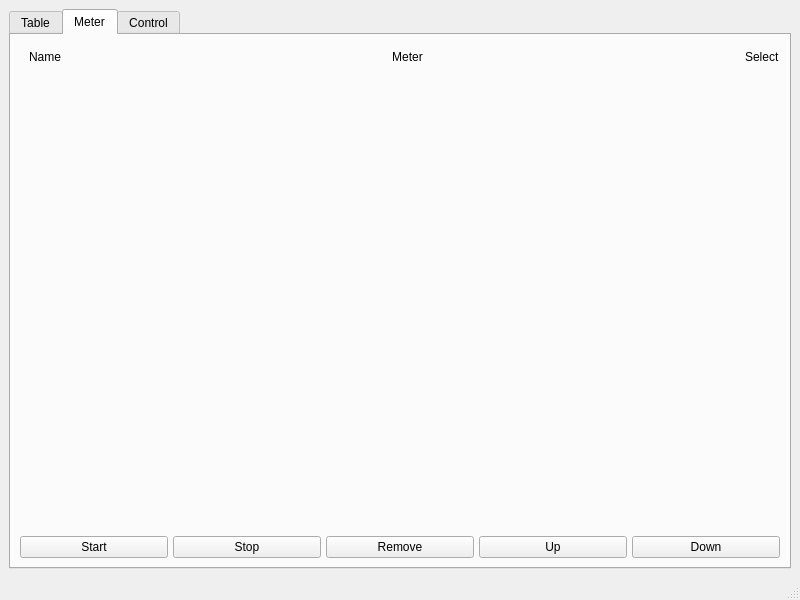
Above: Qt/PV_View/mainwindow.ui from Rolloke/GUI-Apps before the change. Below: the same form after it.
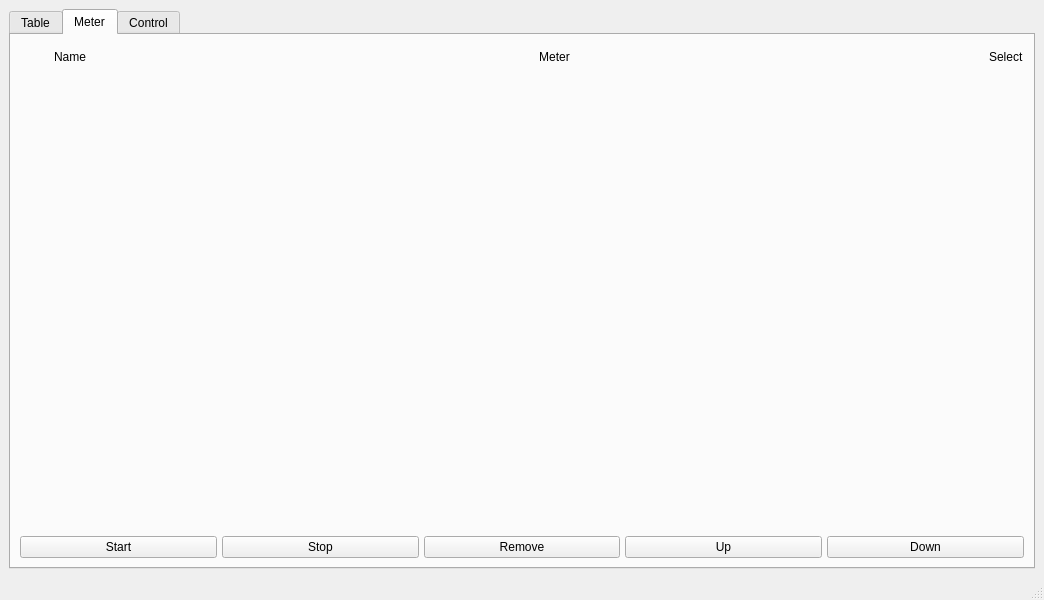
That is the form after the change. The open tabs and pages were chosen to show the change. Icons and pictures are not drawn.

Commit message: read and write values checkboxes on same height

Diff of the .ui file:
```diff
--- a/Qt/PV_View/mainwindow.ui
+++ b/Qt/PV_View/mainwindow.ui
@@ -6,7 +6,7 @@
    <rect>
     <x>0</x>
     <y>0</y>
-    <width>800</width>
+    <width>1044</width>
     <height>600</height>
    </rect>
   </property>
@@ -354,23 +354,35 @@
             <item>
              <layout class="QVBoxLayout" name="labelNames">
               <property name="spacing">
-               <number>5</number>
+               <number>0</number>
               </property>
               <property name="sizeConstraint">
-               <enum>QLayout::SetFixedSize</enum>
+               <enum>QLayout::SetDefaultConstraint</enum>
+              </property>
+              <property name="leftMargin">
+               <number>0</number>
+              </property>
+              <property name="topMargin">
+               <number>0</number>
+              </property>
+              <property name="rightMargin">
+               <number>0</number>
+              </property>
+              <property name="bottomMargin">
+               <number>0</number>
               </property>
               <item>
                <widget class="QLabel" name="labelNameHeading">
                 <property name="minimumSize">
                  <size>
-                  <width>50</width>
+                  <width>100</width>
                   <height>25</height>
                  </size>
                 </property>
                 <property name="maximumSize">
                  <size>
-                  <width>150</width>
-                  <height>16777215</height>
+                  <width>200</width>
+                  <height>25</height>
                  </size>
                 </property>
                 <property name="locale">
@@ -387,13 +399,25 @@
              </layout>
             </item>
             <item>
-             <layout class="QVBoxLayout" name="labelMeter" stretch="0">
+             <layout class="QVBoxLayout" name="labelMeter" stretch="0,0">
               <property name="spacing">
-               <number>5</number>
+               <number>0</number>
               </property>
               <property name="sizeConstraint">
                <enum>QLayout::SetDefaultConstraint</enum>
               </property>
+              <property name="leftMargin">
+               <number>0</number>
+              </property>
+              <property name="topMargin">
+               <number>0</number>
+              </property>
+              <property name="rightMargin">
+               <number>0</number>
+              </property>
+              <property name="bottomMargin">
+               <number>0</number>
+              </property>
               <item>
                <widget class="QLabel" name="labelMeterHeading">
                 <property name="sizePolicy">
@@ -405,13 +429,13 @@
                 <property name="minimumSize">
                  <size>
                   <width>600</width>
-                  <height>0</height>
+                  <height>25</height>
                  </size>
                 </property>
                 <property name="maximumSize">
                  <size>
                   <width>16777215</width>
-                  <height>16777215</height>
+                  <height>25</height>
                  </size>
                 </property>
                 <property name="sizeIncrement">
@@ -435,14 +459,35 @@
             </item>
             <item>
              <layout class="QVBoxLayout" name="labelCheck">
+              <property name="spacing">
+               <number>0</number>
+              </property>
               <property name="leftMargin">
                <number>0</number>
               </property>
+              <property name="topMargin">
+               <number>0</number>
+              </property>
               <property name="rightMargin">
                <number>0</number>
               </property>
+              <property name="bottomMargin">
+               <number>0</number>
+              </property>
               <item>
-               <widget class="QLabel" name="labelSelect">
+               <widget class="QLabel" name="labelSelectHeading">
+                <property name="minimumSize">
+                 <size>
+                  <width>0</width>
+                  <height>25</height>
+                 </size>
+                </property>
+                <property name="maximumSize">
+                 <size>
+                  <width>16777215</width>
+                  <height>25</height>
+                 </size>
+                </property>
                 <property name="text">
                  <string>Select</string>
                 </property>
```
Left out of the diff: 94 changed lines with no effect on the pictures. The commit also changes 6 other files.
